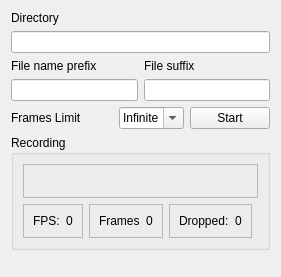
Above: src/recordingpanel.ui from GuLinux/PlanetaryImager before the change. Below: the same form after it.
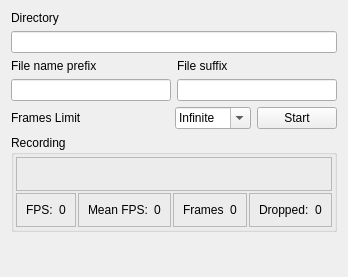
That is the form after the change.

Commit message: add mean fps counter

```diff
--- a/src/recordingpanel.ui
+++ b/src/recordingpanel.ui
@@ -6,7 +6,7 @@
    <rect>
     <x>0</x>
     <y>0</y>
-    <width>266</width>
+    <width>290</width>
     <height>277</height>
    </rect>
   </property>
@@ -146,7 +146,61 @@
       <string>Recording</string>
      </property>
      <layout class="QGridLayout" name="gridLayout">
-      <item row="2" column="1">
+      <property name="leftMargin">
+       <number>2</number>
+      </property>
+      <property name="topMargin">
+       <number>2</number>
+      </property>
+      <property name="rightMargin">
+       <number>2</number>
+      </property>
+      <property name="bottomMargin">
+       <number>2</number>
+      </property>
+      <property name="spacing">
+       <number>2</number>
+      </property>
+      <item row="1" column="3">
+       <widget class="QFrame" name="frame_3">
+        <property name="frameShape">
+         <enum>QFrame::StyledPanel</enum>
+        </property>
+        <property name="frameShadow">
+         <enum>QFrame::Raised</enum>
+        </property>
+        <layout class="QHBoxLayout" name="horizontalLayout_4">
+         <item>
+          <widget class="QLabel" name="label_4">
+           <property name="text">
+            <string>Dropped:</string>
+           </property>
+          </widget>
+         </item>
+         <item>
+          <widget class="QLabel" name="dropped">
+           <property name="text">
+            <string>0</string>
+           </property>
+          </widget>
+         </item>
+        </layout>
+       </widget>
+      </item>
+      <item row="1" column="4">
+       <spacer name="horizontalSpacer">
+        <property name="orientation">
+         <enum>Qt::Horizontal</enum>
+        </property>
+        <property name="sizeHint" stdset="0">
+         <size>
+          <width>31</width>
+          <height>20</height>
+         </size>
+        </property>
+       </spacer>
+      </item>
+      <item row="1" column="2">
        <widget class="QFrame" name="frame_2">
         <property name="frameShape">
          <enum>QFrame::StyledPanel</enum>
@@ -172,7 +226,7 @@
         </layout>
        </widget>
       </item>
-      <item row="2" column="0">
+      <item row="1" column="0">
        <widget class="QFrame" name="frame">
         <property name="frameShape">
          <enum>QFrame::StyledPanel</enum>
@@ -198,24 +252,24 @@
         </layout>
        </widget>
       </item>
-      <item row="2" column="2">
-       <widget class="QFrame" name="frame_3">
+      <item row="1" column="1">
+       <widget class="QFrame" name="frame_5">
         <property name="frameShape">
          <enum>QFrame::StyledPanel</enum>
         </property>
         <property name="frameShadow">
          <enum>QFrame::Raised</enum>
         </property>
-        <layout class="QHBoxLayout" name="horizontalLayout_4">
+        <layout class="QHBoxLayout" name="horizontalLayout_6">
          <item>
-          <widget class="QLabel" name="label_4">
+          <widget class="QLabel" name="label_5">
            <property name="text">
-            <string>Dropped:</string>
+            <string>Mean FPS:</string>
            </property>
           </widget>
          </item>
          <item>
-          <widget class="QLabel" name="dropped">
+          <widget class="QLabel" name="mean_fps">
            <property name="text">
             <string>0</string>
            </property>
@@ -224,20 +278,7 @@
         </layout>
        </widget>
       </item>
-      <item row="2" column="3">
-       <spacer name="horizontalSpacer">
-        <property name="orientation">
-         <enum>Qt::Horizontal</enum>
-        </property>
-        <property name="sizeHint" stdset="0">
-         <size>
-          <width>31</width>
-          <height>20</height>
-         </size>
-        </property>
-       </spacer>
-      </item>
-      <item row="1" column="0" colspan="4">
+      <item row="0" column="0" colspan="4">
        <widget class="QFrame" name="frame_4">
         <property name="frameShape">
          <enum>QFrame::StyledPanel</enum>
```
The commit also changes 11 other files.
